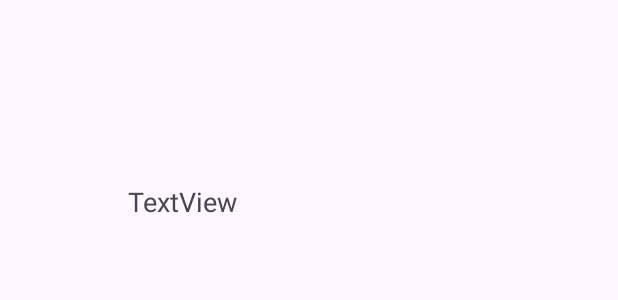
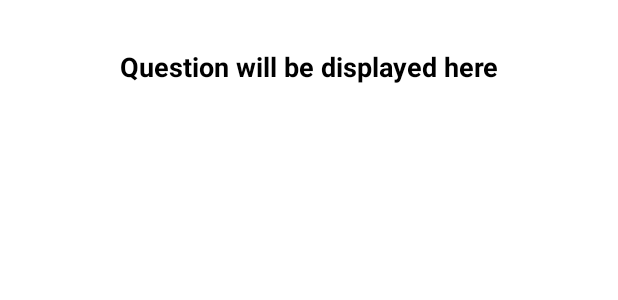
Before and after one commit to jasonnghim8/PlanetZe_gp5, an Android app: the layout activity_acfquestion.xml on its own in the app's theme, with its tools: preview values and no code run, on a phone screen of 412 x 824 dp. Shown: the top 300 px of the screen. Run offline under Robolectric (Android 15) with nearby library versions, the phone set to English and light mode, and no system bars.

Commit message:
merged with the question parts

```diff
--- a/app/src/main/java/com/example/planetZe_gp5/ACFQButtonHandler.java
+++ b/app/src/main/java/com/example/planetZe_gp5/ACFQButtonHandler.java
@@ -11,10 +11,12 @@ public class ACFQButtonHandler {
 
     private FirebaseDatabase db;
     private DatabaseReference answersRef;
+    private String userid;
 
-    public ACFQButtonHandler() {
+    public ACFQButtonHandler(String id) {
+        this.userid = id;
         db = FirebaseDatabase.getInstance("https://planetze--group-5-default-rtdb.firebaseio.com/");
-        answersRef = db.getReference("answers");
+        answersRef = db.getReference("Users/" + userid + "/annualCarbonFootprint");
     }
 
     public void saveAllAnswersToFirebase(Context context, HashMap<Integer, Integer> selectedAnswers) {
--- a/app/src/main/res/layout/activity_acfquestion.xml
+++ b/app/src/main/res/layout/activity_acfquestion.xml
@@ -1,29 +1,35 @@
 <?xml version="1.0" encoding="utf-8"?>
-<androidx.constraintlayout.widget.ConstraintLayout xmlns:android="http://schemas.android.com/apk/res/android"
-    xmlns:app="http://schemas.android.com/apk/res-auto"
-    xmlns:tools="http://schemas.android.com/tools"
+<ScrollView xmlns:android="http://schemas.android.com/apk/res/android"
     android:layout_width="match_parent"
-    android:layout_height="match_parent">
+    android:layout_height="match_parent"
+    android:background="#FFFFFF">
 
-    <TextView
-        android:id="@+id/questionTextView"
-        android:layout_width="241dp"
-        android:layout_height="156dp"
-        android:text="TextView"
-        android:textColorLink="#d8dbe2"
-        android:textSize="18sp"
-        app:layout_constraintBottom_toBottomOf="parent"
-        app:layout_constraintEnd_toEndOf="parent"
-        app:layout_constraintStart_toStartOf="parent"
-        app:layout_constraintTop_toTopOf="parent"
-        app:layout_constraintVertical_bias="0.183" />
+    <LinearLayout
+        android:layout_width="match_parent"
+        android:layout_height="wrap_content"
+        android:orientation="vertical"
+        android:padding="16dp"
+        android:gravity="center_horizontal">
 
-    <androidx.recyclerview.widget.RecyclerView
-        android:id="@+id/answerRecyclerView"
-        android:layout_width="171dp"
-        android:layout_height="476dp"
-        android:contextClickable="true"
-        tools:layout_editor_absoluteX="120dp"
-        tools:layout_editor_absoluteY="239dp" />
+        <!-- Question Text -->
+        <TextView
+            android:id="@+id/question_text"
+            android:layout_width="match_parent"
+            android:layout_height="wrap_content"
+            android:text="Question will be displayed here"
+            android:textSize="18sp"
+            android:textColor="#000000"
+            android:textStyle="bold"
+            android:gravity="center"
+            android:padding="16dp"
+            android:layout_marginBottom="24dp" />
 
-</androidx.constraintlayout.widget.ConstraintLayout>
+        <!-- Answer Buttons Container -->
+        <LinearLayout
+            android:id="@+id/answer_buttons_container"
+            android:layout_width="match_parent"
+            android:layout_height="wrap_content"
+            android:orientation="vertical"
+            android:gravity="center_horizontal" />
+    </LinearLayout>
+</ScrollView>
```
Also changed, not shown: app/src/main/AndroidManifest.xml (+4 -4 lines), app/src/main/java/com/example/planetZe_gp5/ACFQuestion.java (+11 -1 lines), app/src/main/java/com/example/planetZe_gp5/CountrySelection.java (+7 -15 lines), app/src/main/res/layout/activity_country_selection.xml (+11 -7 lines).
